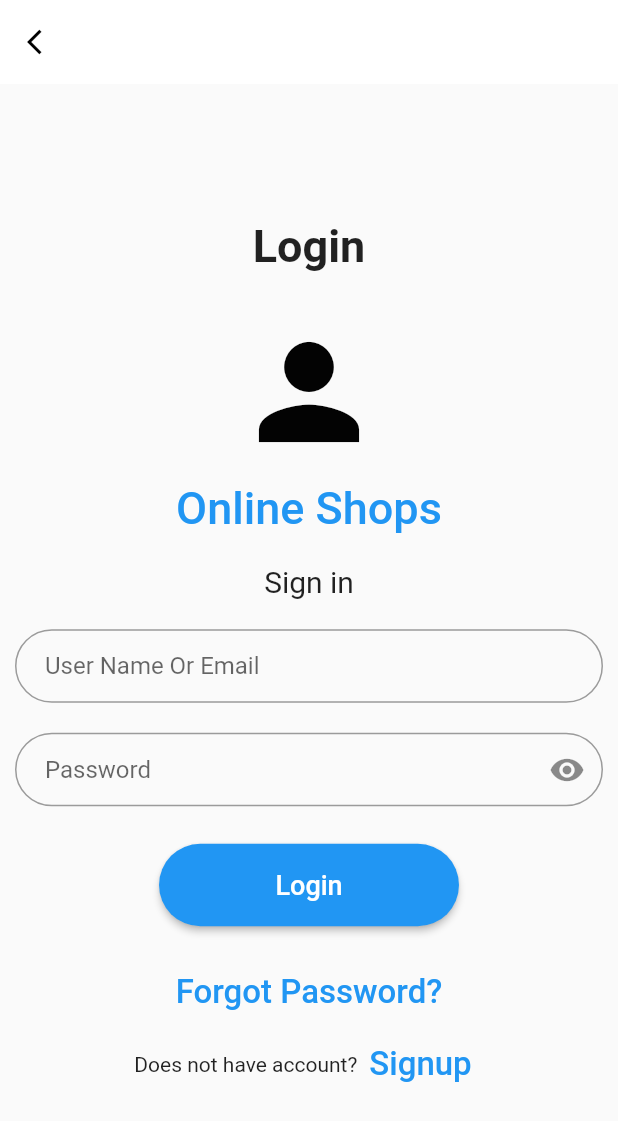
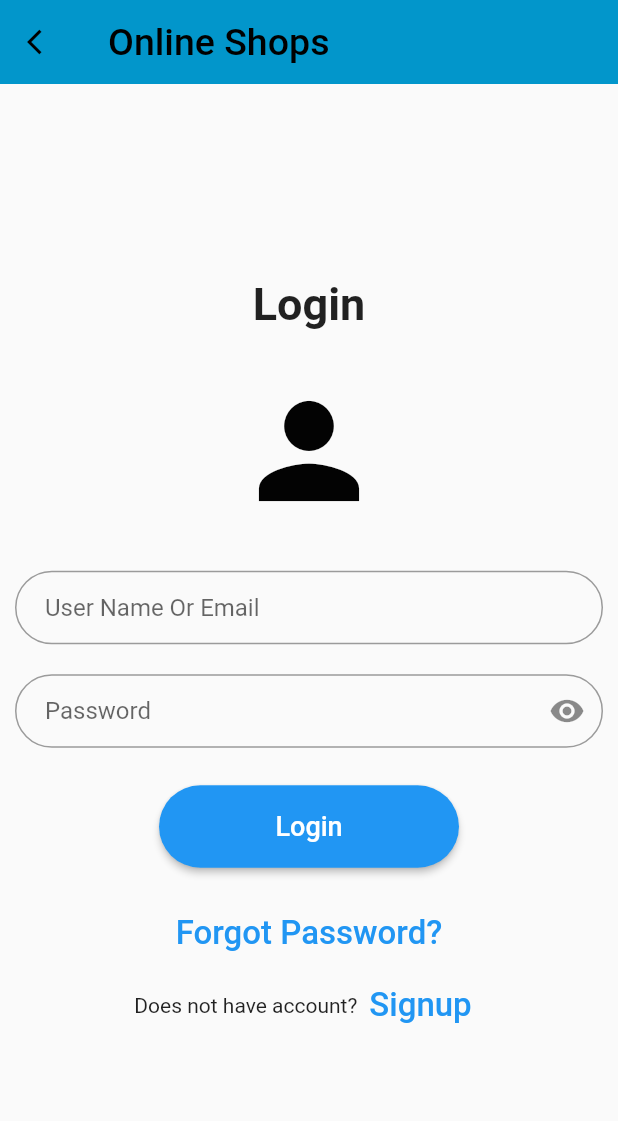
Before and after one commit to mohimen99/SHOPS, a Flutter app: the screen it shows after launch, after a tap on "Login", on a phone screen of 412 x 824 dp. Shown: the top 1121 px of the screen. Run offline on Flutter 3.47's test engine with Material 2 defaults, Android fonts, the phone set to English and light mode, and no system bars; network calls fail.

Commit message:
edit to appbar

```diff
--- a/lib/components/loginwidget.dart
+++ b/lib/components/loginwidget.dart
@@ -1,3 +1,4 @@
+import 'package:appfuture/components/homeWidget.dart';
 import 'package:appfuture/screens/shopsPage.dart';
 import 'package:appfuture/screens/signup.dart';
 import 'package:flutter/material.dart';
@@ -14,16 +15,27 @@ class loginWidget extends StatelessWidget {
     return MaterialApp(
       home: Scaffold(
         appBar: AppBar(
+          title: Text(
+            'Online Shops',
+            style: TextStyle(color: Colors.black, fontSize: 25),
+          ),
           elevation: 0,
           brightness: Brightness.light,
-          backgroundColor: Colors.white,
+          backgroundColor: Color.fromARGB(255, 2, 150, 203),
           leading: IconButton(
-              onPressed: () {},
-              icon: Icon(
-                Icons.arrow_back_ios,
-                size: 20,
-                color: Colors.black,
-              )),
+            onPressed: () {
+              Navigator.of(context).push(
+                MaterialPageRoute(
+                  builder: (context) => homeWidget(),
+                ),
+              );
+            },
+            icon: Icon(
+              Icons.arrow_back_ios,
+              size: 20,
+              color: Colors.black,
+            ),
+          ),
         ),
         body: Center(
           child: SingleChildScrollView(
@@ -45,24 +57,9 @@ class loginWidget extends StatelessWidget {
                   color: Color.fromARGB(255, 3, 3, 3),
                   size: 100.0,
                 ),
-                Container(
-                  alignment: Alignment.topCenter,
-                  padding: const EdgeInsets.all(10),
-                  child: const Text(
-                    'Online Shops',
-                    style: TextStyle(
-                        color: Colors.blue,
-                        fontWeight: FontWeight.w500,
-                        fontSize: 30),
-                  ),
+                SizedBox(
+                  height: 20,
                 ),
-                Container(
-                    alignment: Alignment.center,
-                    padding: const EdgeInsets.all(10),
-                    child: const Text(
-                      'Sign in',
-                      style: TextStyle(fontSize: 20),
-                    )),
                 Container(
                   padding: const EdgeInsets.all(10),
                   child: TextField(
--- a/lib/main.dart
+++ b/lib/main.dart
@@ -1,5 +1,4 @@
 import 'package:appfuture/screens/home.dart';
-import 'package:appfuture/screens/splash_screen%20.dart';
 import 'package:flutter/material.dart';
 
 Future<void> main() async {
--- a/lib/screens/home.dart
+++ b/lib/screens/home.dart
@@ -4,8 +4,6 @@ import 'package:flutter/material.dart';
 // ignore: must_be_immutable
 class home_screen extends StatelessWidget {
   home_screen({Key? key}) : super(key: key);
-  // TextEditingController passwordController = TextEditingController();
-  // TextEditingController nameController = TextEditingController();
 
   @override
   Widget build(BuildContext context) {
--- a/lib/screens/shopsPage.dart
+++ b/lib/screens/shopsPage.dart
@@ -4,13 +4,31 @@ import 'package:flutter/material.dart';
 // ignore: must_be_immutable
 class shopsPage extends StatelessWidget {
   shopsPage({Key? key}) : super(key: key);
-  TextEditingController passwordController = TextEditingController();
-  TextEditingController nameController = TextEditingController();
+  List<String> titles = <String>[
+    'Cloud',
+    'Beach',
+    'Sunny',
+  ];
 
   @override
   Widget build(BuildContext context) {
     return MaterialApp(
       home: Scaffold(
+        appBar: AppBar(
+          leading: Icon(Icons.menu),
+          title: Text('Online Shops'),
+          actions: [
+            Icon(Icons.favorite),
+            Padding(
+              padding: EdgeInsets.symmetric(horizontal: 16),
+              child: Icon(
+                Icons.search,
+              ),
+            ),
+            Icon(Icons.more_vert),
+          ],
+          backgroundColor: Color.fromARGB(255, 0, 29, 250),
+        ),
         body: ListView(
           children: <Widget>[
             shopsPageWidget(),
```
Also changed, not shown: lib/components/shopsPageWidget.dart (+6 -1 lines), lib/components/signupwidget.dart (+14 -17 lines), lib/screens/login.dart (line endings or trailing spaces).
